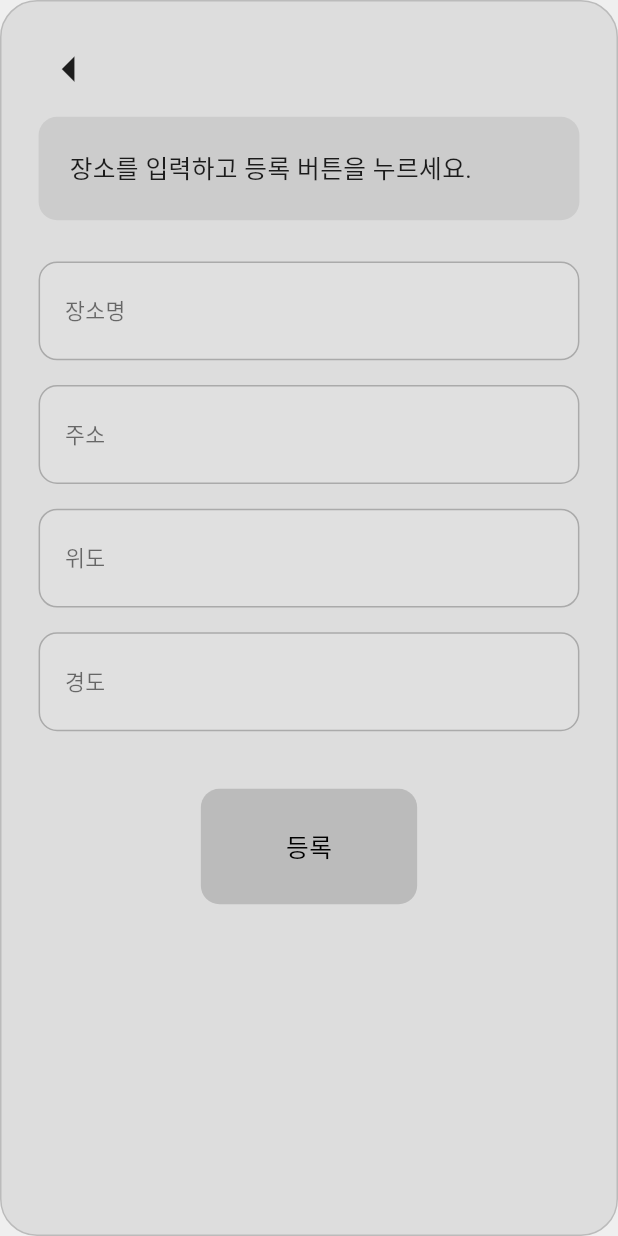
After one commit to kimhyerim0000/my_app, a Flutter app: the screen it shows after launch, after a tap on "자주 가는 장소 등록", on a phone screen of 412 x 824 dp. The commit adds this screen. Run offline on Flutter 3.47's test engine with Material 3 defaults, Android fonts, the phone set to English and light mode, and no system bars.

Commit message:
ui2 만드는중

```diff
--- a/lib/main.dart
+++ b/lib/main.dart
@@ -1,5 +1,6 @@
 // ✅ Smart Shoe Cabinet UI (모듈화 완료 + 상단 회색 박스 클래스 적용)
 import 'package:flutter/material.dart';
+import 'ui2_screen.dart'; // ✅ UI_2 화면 import
 
 void main() {
   runApp(const SmartUIApp());
@@ -52,7 +53,7 @@ class _UIScreenState extends State<UIScreen> {
             child: Column(
               crossAxisAlignment: CrossAxisAlignment.start,
               children: [
-                //SizedBox(height: 10 * scaleH),
+                SizedBox(height: 10 * scaleH),
                 ImageWithControlsBox(scaleW: scaleW, scaleH: scaleH),
                 SizedBox(height: 10 * scaleH),
                 const SensorBoxesRow(),
@@ -114,6 +115,7 @@ class ImageWithControlsBox extends StatelessWidget {
           SizedBox(width: 10 * scaleW),
           Column(
             children: [
+              // 아래에 해당 버튼이 정의됨
               SideButton(label: "자주 가는 장소 등록", scaleW: scaleW, scaleH: scaleH),
               SizedBox(height: 10 * scaleH),
               SideButton(label: "적정 온습도 설정관리", scaleW: scaleW, scaleH: scaleH),
@@ -134,7 +136,16 @@ class SideButton extends StatelessWidget {
 
   @override
   Widget build(BuildContext context) {
-    return Container(
+    return GestureDetector(
+      onTap: () {
+        if (label == "자주 가는 장소 등록") {
+          Navigator.push(
+            context,
+            MaterialPageRoute(builder: (context) => const UI2Screen()),
+          );
+        }
+      },
+      child: Container(
         width: 80 * scaleW,
         height: 30 * scaleH,
         decoration: BoxDecoration(
@@ -147,9 +158,11 @@ class SideButton extends StatelessWidget {
           textAlign: TextAlign.center,
           style: TextStyle(fontSize: 6 * scaleW, color: Colors.black87),
         ),
+      ),
     );
   }
 }
+
 
 class SensorBoxesRow extends StatelessWidget {
   const SensorBoxesRow({super.key});
--- /dev/null
+++ b/lib/ui2_screen.dart
@@ -0,0 +1,127 @@
+import 'package:flutter/material.dart';
+
+class UI2Screen extends StatelessWidget {
+  const UI2Screen({super.key});
+
+  @override
+  Widget build(BuildContext context) {
+    final size = MediaQuery.of(context).size;
+    final scaleW = size.width / 200;
+    final scaleH = size.height / 300;
+
+    return Scaffold(
+      backgroundColor: const Color(0xFFEFEFEF),
+      body: Center(
+        child: Container(
+          width: 200 * scaleW,
+          height: 300 * scaleH,
+          decoration: BoxDecoration(
+            color: const Color(0xFFDDDDDD),
+            border: Border.all(color: const Color(0xFFBBBBBB)),
+            borderRadius: BorderRadius.circular(12 * scaleW),
+          ),
+          child: Padding(
+            padding: EdgeInsets.all(12 * scaleW),
+            child: Column(
+              crossAxisAlignment: CrossAxisAlignment.start,
+              children: [Align(
+  alignment: Alignment.topLeft,
+  child: GestureDetector(
+    onTap: () {
+
+      //Navigator.pop(context); // 이전 화면으로 돌아가기
+
+    },
+    child: Icon(
+      Icons.arrow_left, // 삼각형 느낌의 왼쪽 화살표
+      size: 20 * scaleW,
+      color: Colors.black87,
+    ),
+  ),
+),
+SizedBox(height: 4 * scaleH),
+
+                // 상단 회색 상자 (장소 입력 안내)
+                Container(
+                  width: double.infinity,
+                  padding: EdgeInsets.symmetric(
+                      vertical: 8 * scaleH, horizontal: 10 * scaleW),
+                  decoration: BoxDecoration(
+                    color: const Color(0xFFCCCCCC),
+                    borderRadius: BorderRadius.circular(6 * scaleW),
+                  ),
+                  child: Text(
+                    '장소를 입력하고 등록 버튼을 누르세요.',
+                    style: TextStyle(
+                      fontSize: 8 * scaleW,
+                      color: Colors.black87,
+                    ),
+                  ),
+                ),
+                SizedBox(height: 10 * scaleH),
+
+                // 입력 필드 1
+                _inputField('장소명', scaleW, scaleH),
+                SizedBox(height: 6 * scaleH),
+
+                // 입력 필드 2
+                _inputField('주소', scaleW, scaleH),
+                SizedBox(height: 6 * scaleH),
+
+                // 입력 필드 3
+                _inputField('위도', scaleW, scaleH),
+                SizedBox(height: 6 * scaleH),
+
+                // 입력 필드 4
+                _inputField('경도', scaleW, scaleH),
+                SizedBox(height: 14 * scaleH),
+
+                // 등록 버튼
+                Center(
+                  child: Container(
+                    width: 70 * scaleW,
+                    height: 28 * scaleH,
+                    decoration: BoxDecoration(
+                      color: const Color(0xFFBBBBBB),
+                      borderRadius: BorderRadius.circular(6 * scaleW),
+                    ),
+                    alignment: Alignment.center,
+                    child: Text(
+                      '등록',
+                      style: TextStyle(
+                        fontSize: 8 * scaleW,
+                        color: Colors.black,
+                      ),
+                    ),
+                  ),
+                ),
+              ],
+            ),
+          ),
+        ),
+      ),
+    );
+  }
+
+  Widget _inputField(String hint, double scaleW, double scaleH) {
+    return Container(
+      padding: EdgeInsets.symmetric(horizontal: 8 * scaleW),
+      height: 24 * scaleH,
+      decoration: BoxDecoration(
+        color: const Color(0xFFE0E0E0),
+        borderRadius: BorderRadius.circular(6 * scaleW),
+        border: Border.all(color: const Color(0xFFAAAAAA)),
+      ),
+      child: Align(
+        alignment: Alignment.centerLeft,
+        child: Text(
+          hint,
+          style: TextStyle(
+            fontSize: 7 * scaleW,
+            color: Colors.black54,
+          ),
+        ),
+      ),
+    );
+  }
+}
```
Lines whose indentation alone changed are shown as unchanged.
